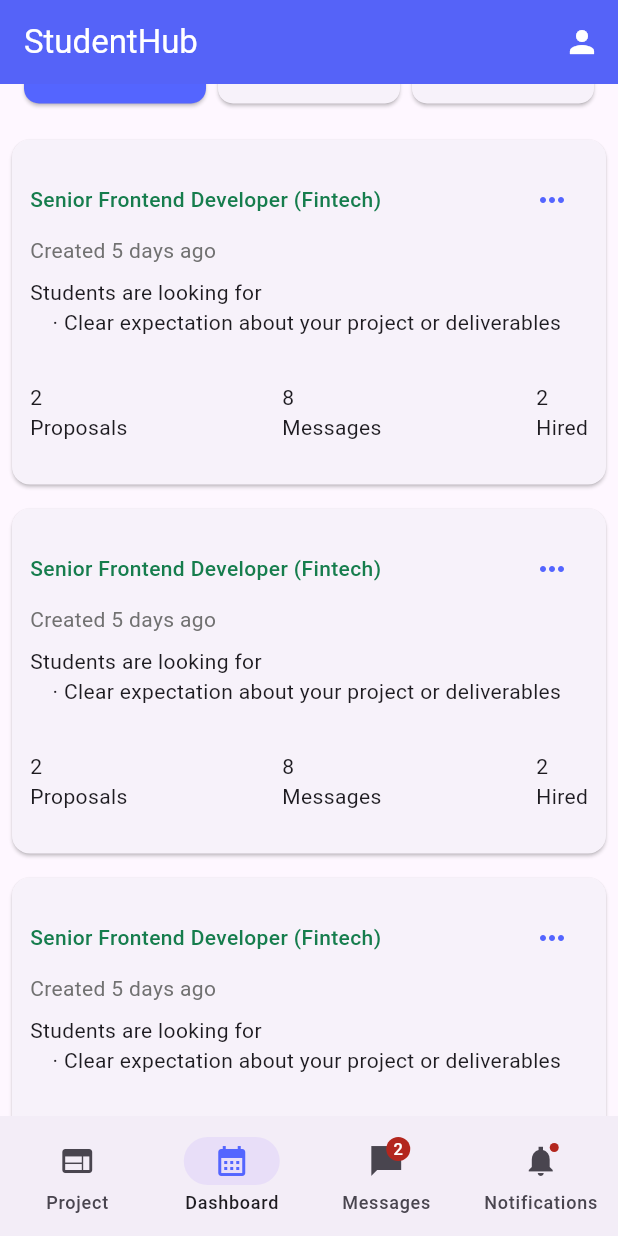
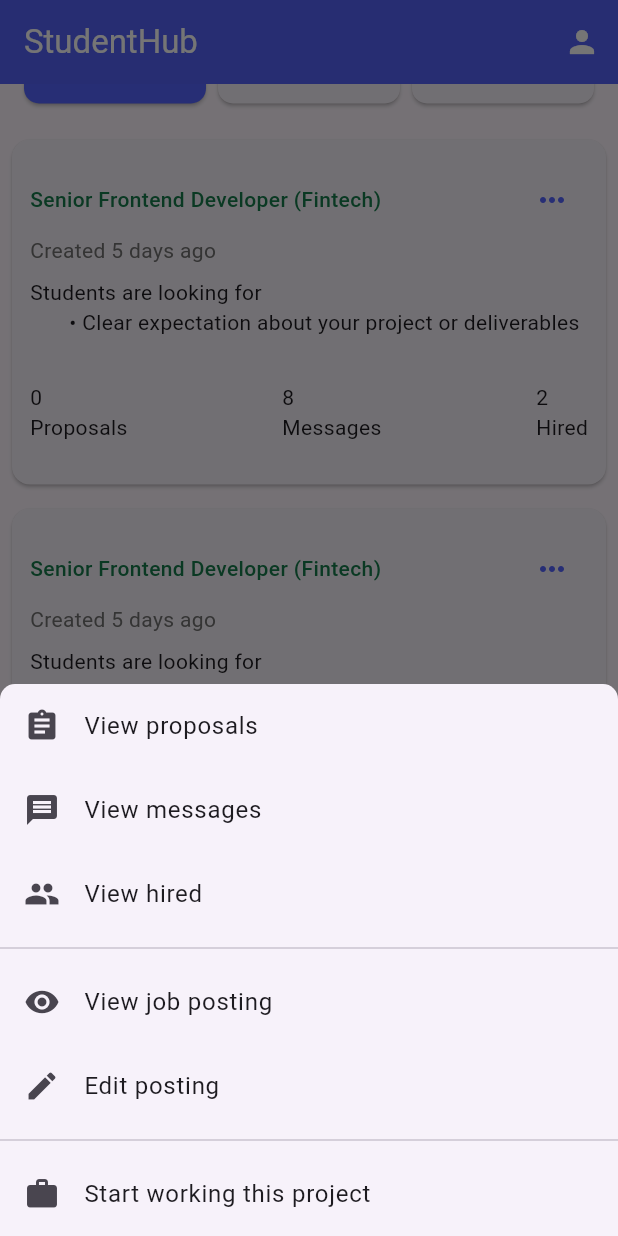
Before and after one commit to Minhnhat1104/FinalProject-Group12-Advanced-Mobile-Application-Development, a Flutter app: the screen it shows after launch, scrolled down 136 dp, after a tap on the "keyboard control" icon, on a phone screen of 412 x 824 dp. Run offline on Flutter 3.47's test engine with Material 3 defaults, Android fonts, the phone set to English and light mode, and no system bars; our stand-ins replace logger.

Commit message:
commit action menu for own project

```diff
--- a/lib/model/project_posting_model.dart
+++ b/lib/model/project_posting_model.dart
@@ -16,8 +16,7 @@
   });
 }
 
-// Define a list of job postings
-List<ProjectPostingModel> jobPostings = [
+List<ProjectPostingModel> projectPostings = [
   ProjectPostingModel(
     title: 'Senior Frontend Developer (Fintech)',
     createdDate: 'Created 5 days ago',
@@ -42,5 +41,4 @@
     messages: 8,
     hired: 2,
   ),
-  // Add more job postings as needed
 ];
--- a/lib/screens/ManageProject/Dashboard/dashboard_screen_2.dart
+++ b/lib/screens/ManageProject/Dashboard/dashboard_screen_2.dart
@@ -1,5 +1,6 @@
 import 'package:flutter/material.dart';
 import 'package:student_hub/constants/colors.dart';
+import 'package:student_hub/model/project_posting_model.dart';
 import 'package:student_hub/widgets/header_nav_widget.dart';
 
 class Dashboard2 extends StatelessWidget {
@@ -95,7 +96,7 @@
                 SizedBox(height: 10),
                 Padding(
                   padding:
-                      EdgeInsets.symmetric(horizontal: 38.0, vertical: 8.0),
+                      EdgeInsets.symmetric(horizontal: 28.0, vertical: 8.0),
                   child: Row(
                     mainAxisAlignment: MainAxisAlignment.spaceBetween,
                     children: [
@@ -206,8 +207,9 @@
                 if (currentDashboardIndex == 0) ...[
                   Expanded(
                     child: ListView.builder(
-                      itemCount: 50,
+                      itemCount: projectPostings.length,
                       itemBuilder: (context, index) {
+                        ProjectPostingModel posting = projectPostings[index];
                         return Card(
                           margin: EdgeInsets.all(8),
                           child: Padding(
@@ -216,22 +218,87 @@
                               crossAxisAlignment: CrossAxisAlignment.start,
                               children: [
                                 Row(
+                                  mainAxisAlignment: MainAxisAlignment.spaceBetween,
                                   children: [
                                     Flexible(
-                                      // Change Expanded to Flexible
                                       flex: 1,
                                       child: Row(
                                         mainAxisAlignment: MainAxisAlignment.spaceBetween,
                                         children: [
                                           Text(
-                                            'Senior Frontend Developer (Fintech)',
+                                            posting.title,
                                             style: TextStyle(fontWeight: FontWeight.w500, color: tdGreen),
                                           ),
                                           IconButton(
                                             icon: Icon(Icons.more_horiz),
                                             color: tdNeonBlue,
                                             onPressed: () {
-                                              // Handle editing or showing more details
+                                              showModalBottomSheet(
+                                                context: context,
+                                                shape: RoundedRectangleBorder(
+                                                  borderRadius: BorderRadius.vertical(top: Radius.circular(10.0)),
+                                                ),
+                                                builder: (BuildContext context) {
+                                                  return Container(
+                                                    child: Column(
+                                                      mainAxisSize: MainAxisSize.min,
+                                                      children: <Widget>[
+                                                        ListTile(
+                                                          leading: Icon(Icons.assignment),
+                                                          title: Text('View proposals'),
+                                                          onTap: () {
+                                                            // Handle view proposals action
+                                                            Navigator.pop(context);
+                                                          },
+                                                        ),
+                                                        ListTile(
+                                                          leading: Icon(Icons.message),
+                                                          title: Text('View messages'),
+                                                          onTap: () {
+                                                            // Handle view messages action
+                                                            Navigator.pop(context);
+                                                          },
+                                                        ),
+                                                        ListTile(
+                                                          leading: Icon(Icons.people),
+                                                          title: Text('View hired'),
+                                                          onTap: () {
+                                                            // Handle view hired action
+                                                            Navigator.pop(context);
+                                                          },
+                                                        ),
+                                                        Divider(),
+                                                        ListTile(
+                                                          leading: Icon(Icons.visibility),
+                                                          title: Text('View job posting'),
+                                                          onTap: () {
+                                                            // Handle view job posting action
+                                                            Navigator.pop(context);
+                                                          },
+                                                        ),
+                                                        ListTile(
+                                                          leading: Icon(Icons.edit),
+                                                          title: Text('Edit posting'),
+                                                          onTap: () {
+                                                            // Handle edit posting action
+                                                            Navigator.pop(context);
+                                                          },
+                                                        ),
+                                                        if (posting.proposals == 0) Divider(),
+                                                        if (posting.proposals == 0)
+                                                          ListTile(
+                                                            leading: Icon(Icons.work),
+                                                            title: Text('Start working this project'),
+                                                            onTap: () {
+                                                              // Handle start working action
+                                                              Navigator.pop(context);
+                                                            },
+                                                          ),
+                                                      ],
+                                                    ),
+                                                  );
+                                                },
+                                              );
                                             },
                                           ),
                                         ],
@@ -240,42 +307,39 @@
                                   ],
                                 ),
                                 Text(
-                                  'Created 5 days ago',
+                                  posting.createdDate,
                                   style: TextStyle(color: tdGrey),
                                 ),
                                 SizedBox(height: 8),
                                 Text(
                                   'Students are looking for',
                                 ),
-                                Text(
-                                  '    · Clear expectation about your project or deliverables',
+                                Column(
+                                  crossAxisAlignment: CrossAxisAlignment.start,
+                                  children: posting.requirements.map((requirement) => Text('       • $requirement')).toList(),
                                 ),
                                 SizedBox(height: 30),
                                 Row(
-                                  mainAxisAlignment:
-                                      MainAxisAlignment.spaceBetween,
+                                  mainAxisAlignment: MainAxisAlignment.spaceBetween,
                                   children: [
                                     Column(
-                                      crossAxisAlignment:
-                                          CrossAxisAlignment.start,
+                                      crossAxisAlignment: CrossAxisAlignment.start,
                                       children: [
-                                        Text('2'),
+                                        Text('${posting.proposals}'),
                                         Text('Proposals'),
                                       ],
                                     ),
                                     Column(
-                                      crossAxisAlignment:
-                                          CrossAxisAlignment.start,
+                                      crossAxisAlignment: CrossAxisAlignment.start,
                                       children: [
-                                        Text('8'),
+                                        Text('${posting.messages}'),
                                         Text('Messages'),
                                       ],
                                     ),
                                     Column(
-                                      crossAxisAlignment:
-                                          CrossAxisAlignment.start,
+                                      crossAxisAlignment: CrossAxisAlignment.start,
                                       children: [
-                                        Text('2'),
+                                        Text('${posting.hired}'),
                                         Text('Hired'),
                                       ],
                                     ),
```
